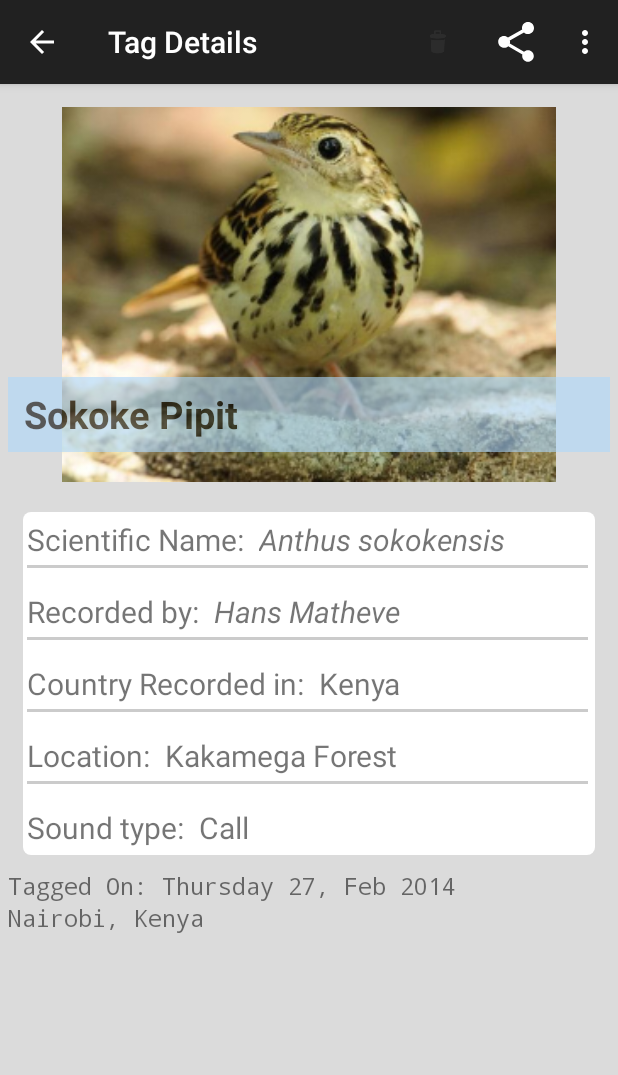
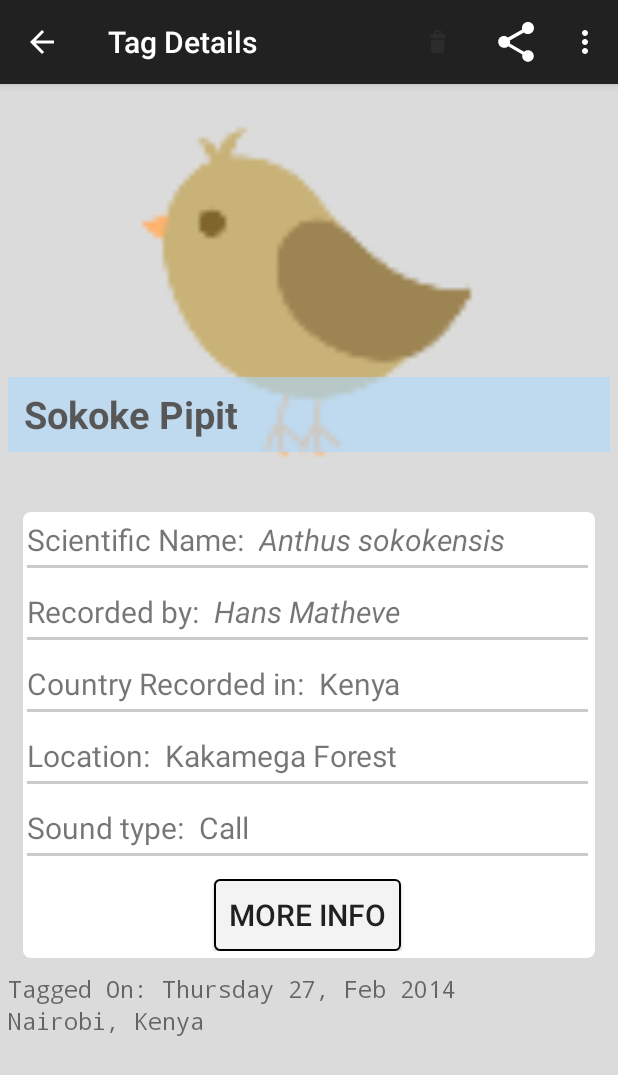
Before and after one commit to oguya/Ndege, an Android app: the TagDetailsActivity screen opened directly, with no data from a screen before it, on a phone screen of 412 x 824 dp. Shown: the top 1075 px of the screen. Run offline under Robolectric (Android 15) with nearby library versions, the phone set to English and light mode, and no system bars.

Commit message:
added more info button, image thumbnail

```diff
--- a/ndege/src/main/java/com/droid/ndege/model/Tag.java
+++ b/ndege/src/main/java/com/droid/ndege/model/Tag.java
@@ -33,10 +33,11 @@ public class Tag {
     private String xenoCantoURL;
     private String soundType;
     private String soundURL;
+    private String thumbnailURL;
 
     public Tag(){}
 
-    public Tag(int tagID, int birdID, String englishName, String genericName,
+    public Tag(int tagID, int birdID, String englishName, String genericName, String thumbnailURL,
                String specificName, String recorder, String location, String country,
                String lat, String lng, String xenoCantoURL, String soundType, String soundURL){
 
@@ -53,6 +54,7 @@ public class Tag {
         this.xenoCantoURL = xenoCantoURL;
         this.soundType = soundType;
         this.soundURL = soundURL;
+        this.thumbnailURL = thumbnailURL;
     }
 
     public int getTagID(){
@@ -159,4 +161,11 @@ public class Tag {
         this.soundURL = soundURL;
     }
 
+    public String getThumbnailURL(){
+        return this.thumbnailURL;
+    }
+
+    public void setThumbnailURL(String thumbnailURL){
+        this.thumbnailURL = thumbnailURL;
+    }
 }
--- a/ndege/src/main/java/com/droid/ndege/ui/TagDetailsActivity.java
+++ b/ndege/src/main/java/com/droid/ndege/ui/TagDetailsActivity.java
@@ -1,16 +1,25 @@
 package com.droid.ndege.ui;
 
 import android.content.Intent;
+import android.graphics.Bitmap;
+import android.net.Uri;
 import android.os.Bundle;
 import android.support.v4.view.MenuItemCompat;
 import android.support.v7.app.ActionBar;
 import android.support.v7.app.ActionBarActivity;
 import android.support.v7.widget.ShareActionProvider;
+import android.view.Display;
 import android.view.Menu;
 import android.view.MenuItem;
+import android.view.View;
+import android.widget.Button;
+import android.widget.ImageView;
 import android.widget.Toast;
 
 import com.droid.ndege.R;
+import com.nostra13.universalimageloader.core.DisplayImageOptions;
+import com.nostra13.universalimageloader.core.ImageLoader;
+import com.nostra13.universalimageloader.core.ImageLoaderConfiguration;
 
 /**
  * Created by james on 27/02/14.
@@ -22,6 +31,12 @@ public class TagDetailsActivity extends ActionBarActivity {
     private ActionBar actionBar;
     private ShareActionProvider shareActionProvider;
 
+    private ImageLoader imageLoader;
+    private ImageLoaderConfiguration imageLoaderConfig;
+    private DisplayImageOptions displayImageOptions;
+
+    private ImageView bird_img_thumbnail;
+    private Button moreInfo_BTN;
 
     @Override
     protected void onCreate(Bundle savedInstanceState) {
@@ -31,7 +46,52 @@ public class TagDetailsActivity extends ActionBarActivity {
         actionBar = getSupportActionBar();
         actionBar.setDisplayHomeAsUpEnabled(true);
 
+        initUI();
+        initImageLoader();
+
+        String imageURL = "http://ibc.lynxeds.com/files/pictures/Crested_Guineafowl_LHarding_med.JPG";
+        imageLoader.displayImage(imageURL, bird_img_thumbnail, displayImageOptions);
     }
+
+    public void initUI(){
+        bird_img_thumbnail = (ImageView)findViewById(R.id.bird_img_thumbnail);
+        moreInfo_BTN = (Button)findViewById(R.id.tagdetail_MoreInfo_BTN);
+
+    }
+
+    public void initImageLoader(){
+        int[] screenSize = getScreenSize();
+        int screenWidth = screenSize[0];
+        int screenHeight = screenSize[1];
+
+        imageLoader  = ImageLoader.getInstance();
+        imageLoaderConfig = new ImageLoaderConfiguration.Builder(this)
+                .memoryCacheExtraOptions(screenSize[0], screenSize[1])
+                .discCacheExtraOptions(screenWidth, screenHeight, Bitmap.CompressFormat.JPEG, 75, null)
+                .writeDebugLogs()
+                .build();
+        imageLoader.init(imageLoaderConfig);
+
+        displayImageOptions = new DisplayImageOptions.Builder()
+                .showStubImage(R.drawable.bird_brown_cute)
+                .cacheInMemory(true)
+                .cacheOnDisc(true)
+                .showImageOnFail(R.drawable.ic_launcher)
+                .build();
+    }
+
+    public void handleClickEvents(View view){
+        switch (view.getId()){
+            case R.id.tagdetail_MoreInfo_BTN:
+                String xenoCantoURL = "http://xeno-canto.org/98676";
+                Intent intent = new Intent(Intent.ACTION_VIEW, Uri.parse(xenoCantoURL));
+                startActivity(intent);
+                break;
+
+            default: break;
+        }
+    }
+
 
     @Override
     public boolean onCreateOptionsMenu(Menu menu) {
@@ -97,4 +157,10 @@ public class TagDetailsActivity extends ActionBarActivity {
         intent.setType("image/*");
         return intent;
     }
+
+    public int[] getScreenSize(){
+        Display display = getWindowManager().getDefaultDisplay();
+
+        return new int[]{display.getWidth(), display.getHeight()};
+    }
 }
--- /dev/null
+++ b/ndege/src/main/res/drawable/info_bg.xml
@@ -0,0 +1,43 @@
+<?xml version="1.0" encoding="utf-8"?>
+
+<selector xmlns:android="http://schemas.android.com/apk/res/android">
+
+    <!--button pressed -->
+    <item android:state_pressed="true">
+        <shape android:shape="rectangle">
+            <gradient
+                android:startColor="#fff3f3f3"
+                android:endColor="#ffcecece"
+                android:angle="270" />
+            <stroke
+                android:width="1dp"
+                android:color="@color/btn_stroke_pressed"/>
+            <corners
+                android:radius="3dp"/>
+            <padding
+                android:top="10dp"
+                android:right="10dp"
+                android:left="10dp"
+                android:bottom="10dp"/>
+        </shape>
+    </item>
+
+    <!--button not pressed-->
+    <item>
+        <shape>
+            <solid
+                android:color="#fff3f3f3"/>
+            <stroke
+                android:width="1dp"
+                android:color="@android:color/black"/>
+            <corners
+                android:radius="3dp"/>
+            <padding
+                android:top="5dp"
+                android:right="5dp"
+                android:left="5dp"
+                android:bottom="5dp"/>
+        </shape>
+    </item>
+
+</selector>
--- a/ndege/src/main/res/layout/activity_tagdetails.xml
+++ b/ndege/src/main/res/layout/activity_tagdetails.xml
@@ -30,8 +30,8 @@
                     android:adjustViewBounds="true"
                     android:minHeight="250dp"
                     android:minWidth="250dp"
-                    android:maxHeight="250dp"
-                    android:maxWidth="250dp"
+                    android:maxHeight="300dp"
+                    android:maxWidth="300dp"
                     android:layout_margin="10dp"
                     android:layout_alignParentTop="true" />
 
@@ -219,6 +219,31 @@
                         android:layout_width="match_parent"
                         android:layout_height="wrap_content" />
                 </LinearLayout>
+                <View
+                    android:layout_width="match_parent"
+                    android:layout_height="2dp"
+                    android:layout_marginTop="3dp"
+                    android:background="@color/extras_line_divider"/>
+
+                <!--xeno canto url section -->
+            <LinearLayout
+                android:orientation="vertical"
+                android:layout_width="match_parent"
+                android:layout_height="wrap_content"
+                android:layout_marginTop="15dp">
+
+                <Button
+                    android:id="@+id/tagdetail_MoreInfo_BTN"
+                    android:text="@string/tagdetail_xenoCanto_lbl"
+                    android:onClick="handleClickEvents"
+                    android:layout_gravity="center|center_horizontal"
+                    android:background="@drawable/info_bg"
+                    android:gravity="center"
+                    android:textSize="20sp"
+                    android:layout_width="wrap_content"
+                    android:layout_height="wrap_content" />
+
+            </LinearLayout>
 
             </LinearLayout>
 
--- a/ndege/src/main/res/values/strings.xml
+++ b/ndege/src/main/res/values/strings.xml
@@ -32,5 +32,6 @@
     <string name="tagdetail_location">Kakamega Forest</string>
     <string name="tagdetail_soundtype_lbl">Sound type:</string>
     <string name="tagdetail_soundtype">Call</string>
+    <string name="tagdetail_xenoCanto_lbl">More Info</string>
 
 </resources>
```
Also changed, not shown: ndege/libs/universal-image-loader-1.9.1-with-sources.jar (added), 1 other file.
